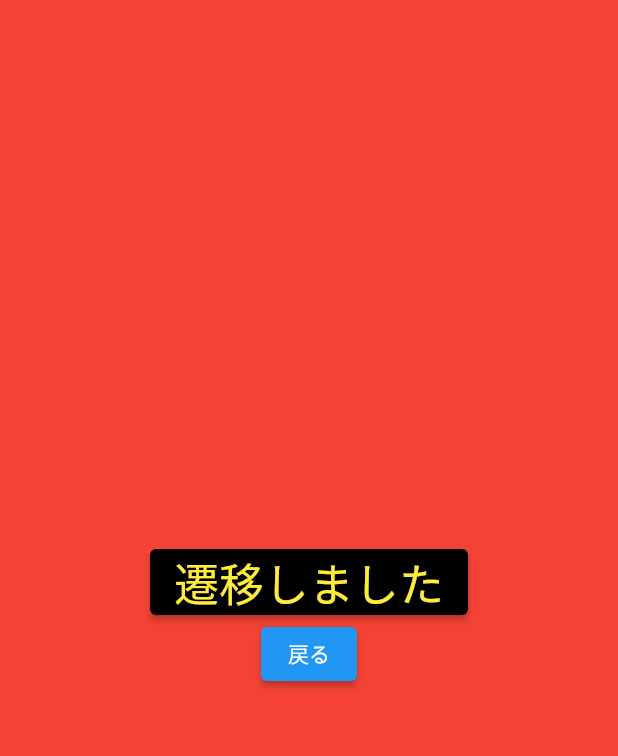
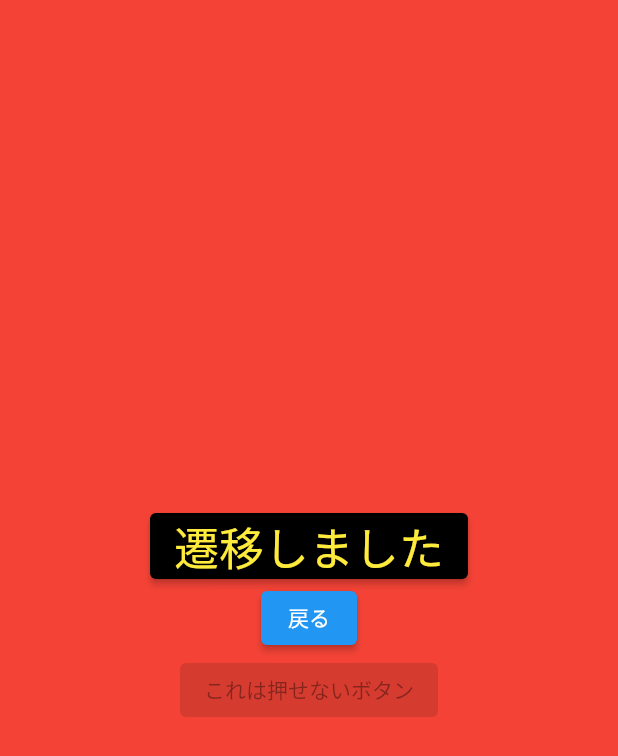
Before and after one commit to ramen2020/flutter_cheat, a Flutter app: the screen it shows after launch, after a tap on "placetice1", on a phone screen of 412 x 824 dp. Shown: the top 756 px of the screen. Run offline on Flutter 3.47's test engine with Material 2 defaults, Android fonts, the light colour scheme and no system bars.

Commit message:
押せないボタンを追加

```diff
--- a/lib/pages/page1_page.dart
+++ b/lib/pages/page1_page.dart
@@ -56,6 +56,12 @@ class Page6 extends StatelessWidget {
                 },
               ),
             ),
+            ElevatedButton(
+              onPressed: null,
+              child: Text(
+                "これは押せないボタン",
+              ),
+            ),
           ]),
     );
   }
```
